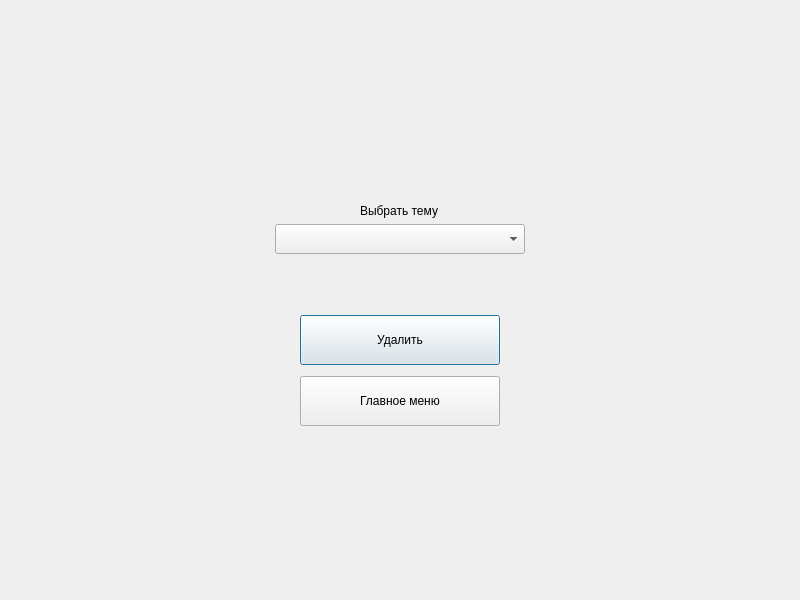
The window that deletetopicwindow.ui (icspero/3-semester-CourseWork_Client) describes before a commit, drawn with Qt 5.
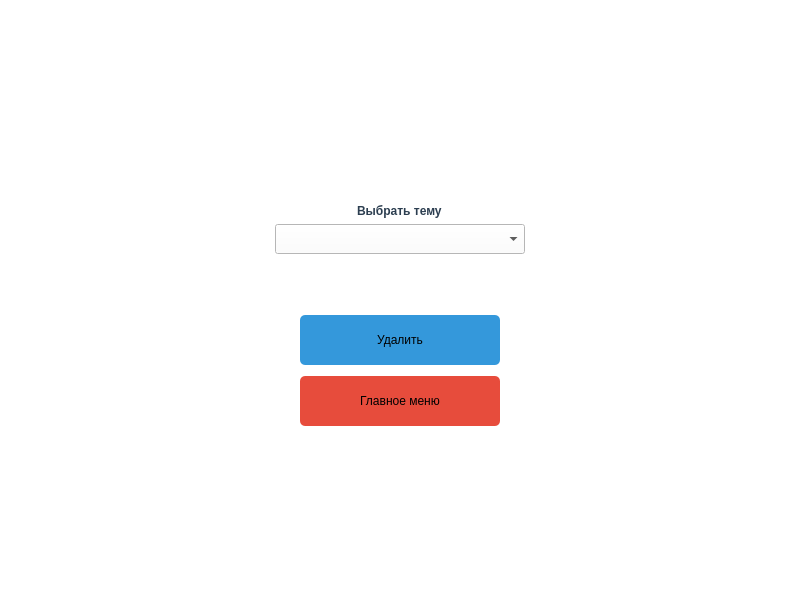
The same window after the commit.

What changed in the file:
```diff
--- a/deletetopicwindow.ui
+++ b/deletetopicwindow.ui
@@ -13,6 +13,9 @@
   <property name="windowTitle">
    <string>Удаление темы</string>
   </property>
+  <property name="styleSheet">
+   <string notr="true">background-color: #ffffff;</string>
+  </property>
   <layout class="QVBoxLayout" name="verticalLayout">
    <item>
     <spacer name="verticalSpacer">
@@ -35,6 +38,10 @@
      <layout class="QVBoxLayout" name="verticalLayout_3">
       <item alignment="Qt::AlignHCenter">
        <widget class="QLabel" name="label">
+        <property name="styleSheet">
+         <string notr="true">color: #2c3e50;
+font-weight: bold;</string>
+        </property>
         <property name="text">
          <string>Выбрать тему</string>
         </property>
@@ -76,6 +83,16 @@
           <height>50</height>
          </size>
         </property>
+        <property name="styleSheet">
+         <string notr="true">QPushButton {
+    background-color: #3498db; 
+    color: black;           
+    border-radius: 5px;
+}
+QPushButton:hover {
+    background-color: #2980b9;
+}</string>
+        </property>
         <property name="text">
          <string>Удалить</string>
         </property>
@@ -111,6 +128,16 @@
           <height>50</height>
          </size>
         </property>
+        <property name="styleSheet">
+         <string notr="true">QPushButton {
+    background-color: #e74c3c; 
+    color: black;               
+    border-radius: 5px;      
+}
+QPushButton:hover {
+    background-color: #c0392b; 
+}</string>
+        </property>
         <property name="text">
          <string>Главное меню</string>
         </property>
```
Left out of the diff: 12 changed lines with no effect on the pictures.
